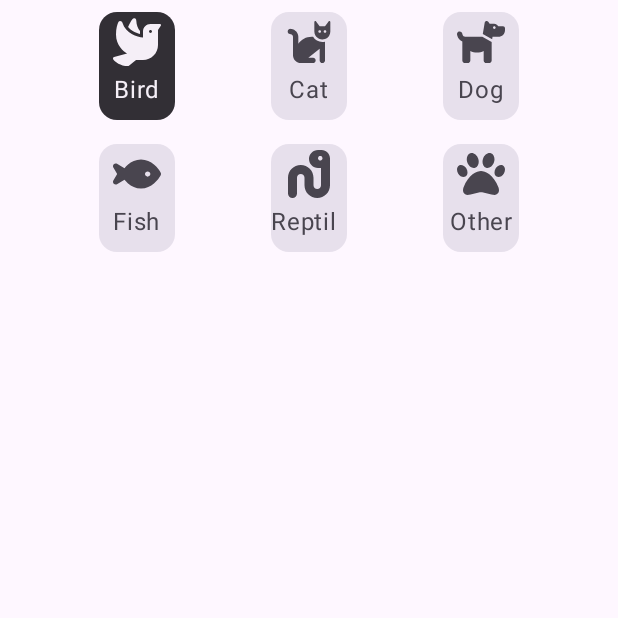
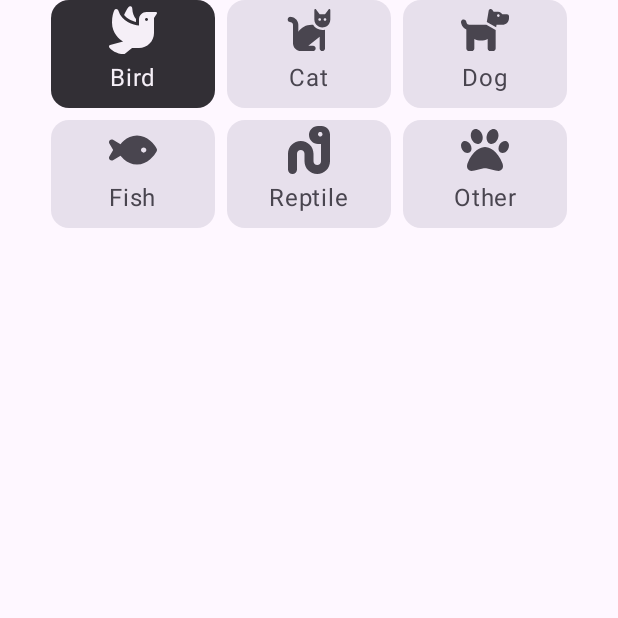
Before and after one commit to vitorfg8/PetTracks, an Android app built with Jetpack Compose: the composable TypeSelector shown on its own in the app's theme, on a phone screen of 412 x 824 dp, the top half of it. Run offline under Robolectric (Android 15) with nearby library versions, the phone set to English and light mode, and no system bars; 9 statements that could not run were skipped.

Commit message:
fix type selector paddings

```diff
--- a/app/src/main/java/com/gtihub/vitorfg8/pettracks/ui/ProfileCreationScreen.kt
+++ b/app/src/main/java/com/gtihub/vitorfg8/pettracks/ui/ProfileCreationScreen.kt
@@ -3,6 +3,7 @@ package com.gtihub.vitorfg8.pettracks.ui
 import android.content.Context
 import android.net.Uri
 import androidx.compose.foundation.clickable
+import androidx.compose.foundation.layout.Arrangement
 import androidx.compose.foundation.layout.Column
 import androidx.compose.foundation.layout.fillMaxSize
 import androidx.compose.foundation.layout.fillMaxWidth
@@ -119,7 +120,7 @@ fun ProfileCreationScreen(
                 singleLine = true,
             )
             Button(onClick = { onAddPressed() }) {
-                Text(text = "Add")
+                Text(text = stringResource(R.string.add))
             }
         }
     }
@@ -226,7 +227,10 @@ fun TypeSelector() { //TODO
     val types = PetTypeDataUi.entries.toList()
     var selectedType by remember { mutableStateOf(types[0]) }
     LazyVerticalGrid(
-        modifier = Modifier.padding(horizontal = 34.dp), columns = GridCells.Fixed(3)
+        modifier = Modifier.padding(horizontal = 34.dp),
+        columns = GridCells.Fixed(3),
+        verticalArrangement = Arrangement.spacedBy(8.dp),
+        horizontalArrangement = Arrangement.spacedBy(8.dp)
     ) {
         items(types) { item ->
             TypeItem(
@@ -241,7 +245,6 @@ fun TypeSelector() { //TODO
 fun TypeItem(item: PetTypeDataUi, isSelected: Boolean = false, onClick: () -> Unit) {
     Card(modifier = Modifier
         .clickable { onClick() }
-        .padding(vertical = 8.dp, horizontal = 32.dp)
         .size(72.dp),
         colors = if (isSelected) {
             CardDefaults.cardColors(
--- a/app/src/main/res/values/strings.xml
+++ b/app/src/main/res/values/strings.xml
@@ -15,4 +15,5 @@
     <string name="kg">Kg</string>
     <string name="male">Male</string>
     <string name="female">Female</string>
+    <string name="add">Add</string>
 </resources>
```
